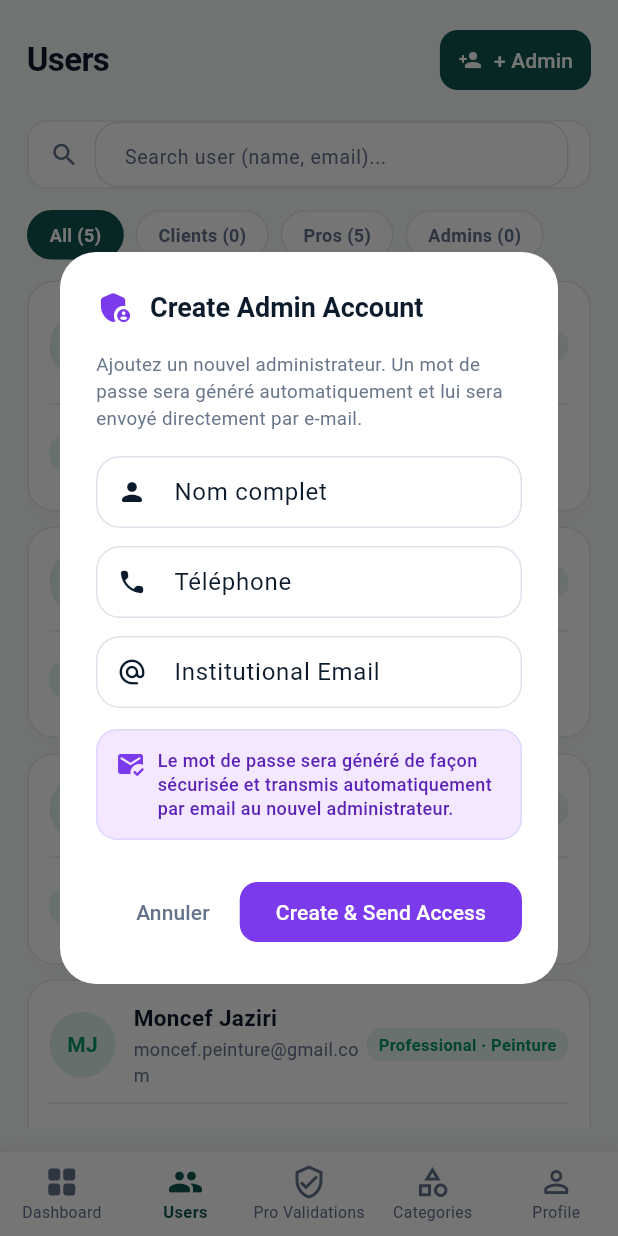
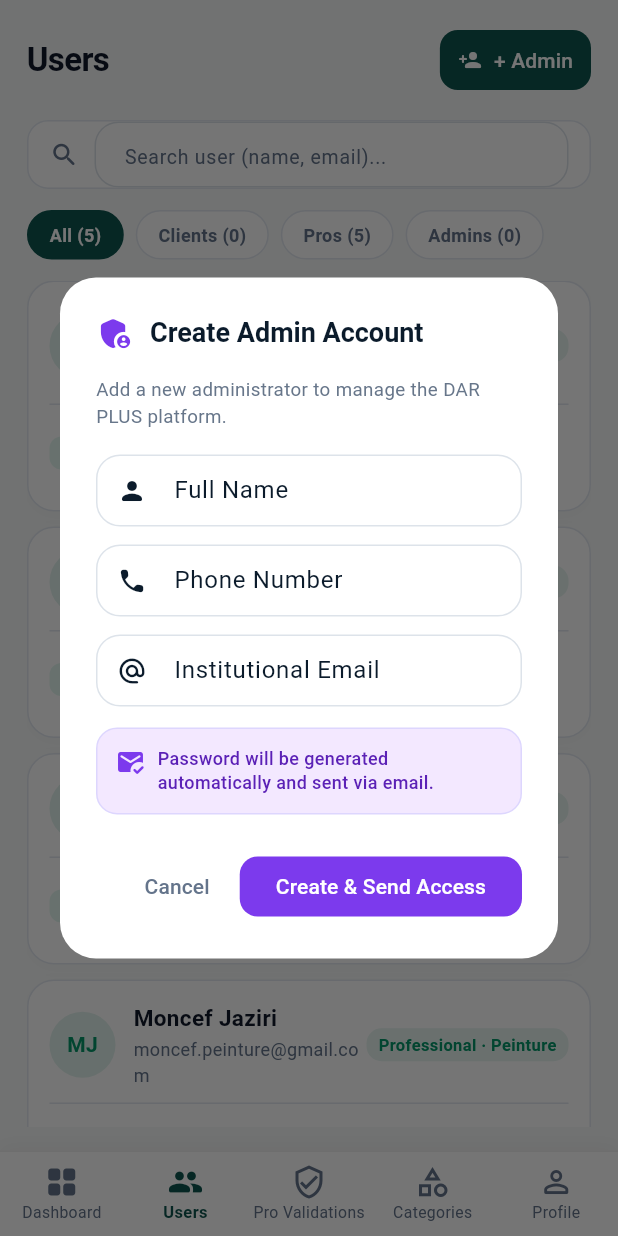
Before and after one commit to DARPLUS/Dar-Plus, a Flutter app: the AdminRequestsScreen screen opened by its route, item 2 of the bottom bar chosen, after a tap on "+ Admin", on a phone screen of 412 x 824 dp. Run offline on Flutter 3.47's test engine with Material 3 defaults, Android fonts, the phone set to English and light mode, and no system bars; our stand-ins replace cloud_firestore, easy_localization, firebase_auth, firebase_core, firebase_storage, image_picker and 2 more; accounts and stored records are empty; Roboto replaces fonts that are missing (Georgia).

Commit message:
fix: dialog creation admin - i18n complet + dark mode background + textes hardcodes supprimes

```diff
--- a/lib/screens/admin_requests_screen.dart
+++ b/lib/screens/admin_requests_screen.dart
@@ -490,7 +490,7 @@ class _AdminRequestsScreenState extends State<AdminRequestsScreen> {
                           title: Text('Confirmer la suppression'),
                           content: Text('Voulez-vous vraiment supprimer "${cat['name']}" ?'),
                           actions: [
-                            TextButton(onPressed: () => Navigator.pop(cctx, false), child: Text('Annuler')),
+                            TextButton(onPressed: () => Navigator.pop(cctx, false), child: Text('cancel'.tr())),
                             TextButton(
                               onPressed: () => Navigator.pop(cctx, true),
                               child: Text('Supprimer', style: TextStyle(color: Colors.red)),
@@ -763,7 +763,7 @@ class _AdminRequestsScreenState extends State<AdminRequestsScreen> {
           actions: [
             TextButton(
               onPressed: isSaving ? null : () => Navigator.pop(ctx),
-              child: Text('Annuler', style: TextStyle(color: Color(0xFF64748B))),
+              child: Text('cancel'.tr(), style: const TextStyle(color: Color(0xFF64748B))),
             ),
             ElevatedButton(
               onPressed: isSaving
@@ -821,18 +821,20 @@ class _AdminRequestsScreenState extends State<AdminRequestsScreen> {
       context: context,
       builder: (ctx) => StatefulBuilder(
         builder: (context, setDialogState) {
+          final dlgDark = Theme.of(context).brightness == Brightness.dark;
           return AlertDialog(
+            backgroundColor: dlgDark ? const Color(0xFF1E293B) : Colors.white,
             shape: RoundedRectangleBorder(borderRadius: BorderRadius.circular(24)),
             title: Row(
               children: [
-                Icon(Icons.manage_accounts_rounded, color: Color(0xFF0D544E), size: 26),
-                SizedBox(width: 10),
+                const Icon(Icons.manage_accounts_rounded, color: Color(0xFF0D544E), size: 26),
+                const SizedBox(width: 10),
                 Text(
                   'admin_edit_my_profile'.tr(),
                   style: TextStyle(
                     fontSize: 18,
                     fontWeight: FontWeight.bold,
-                    color: AppTheme.titleColor,
+                    color: dlgDark ? Colors.white : AppTheme.titleColor,
                   ),
                 ),
               ],
@@ -844,14 +846,14 @@ class _AdminRequestsScreenState extends State<AdminRequestsScreen> {
                   mainAxisSize: MainAxisSize.min,
                   children: [
                     Text(
-                      'Modifiez vos informations administratives.',
+                      'admin_edit_info_desc'.tr(),
                       style: TextStyle(fontSize: 12.5, color: Color(0xFF64748B)),
                     ),
                     const SizedBox(height: 16),
                     TextFormField(
                       controller: nameCtrl,
                       decoration: InputDecoration(
-                        labelText: 'Nom complet',
+                        labelText: 'admin_full_name'.tr(),
                         prefixIcon: const Icon(Icons.person_rounded, size: 20),
                         border: OutlineInputBorder(borderRadius: BorderRadius.circular(14)),
                       ),
@@ -862,22 +864,22 @@ class _AdminRequestsScreenState extends State<AdminRequestsScreen> {
                       controller: emailCtrl,
                       keyboardType: TextInputType.emailAddress,
                       decoration: InputDecoration(
-                        labelText: 'Adresse e-mail',
+                        labelText: 'admin_email_address'.tr(),
                         prefixIcon: const Icon(Icons.alternate_email_rounded, size: 20),
                         border: OutlineInputBorder(borderRadius: BorderRadius.circular(14)),
                       ),
-                      validator: (v) => v == null || !v.contains('@') ? 'Email invalide' : null,
+                      validator: (v) => v == null || !v.contains('@') ? 'admin_invalid_email'.tr() : null,
                     ),
                     const SizedBox(height: 12),
                     TextFormField(
                       controller: phoneCtrl,
                       keyboardType: TextInputType.phone,
                       decoration: InputDecoration(
-                        labelText: 'Numéro de téléphone',
+                        labelText: 'admin_phone_number'.tr(),
                         prefixIcon: const Icon(Icons.phone_iphone_rounded, size: 20),
                         border: OutlineInputBorder(borderRadius: BorderRadius.circular(14)),
                       ),
-                      validator: (v) => v == null || v.trim().isEmpty ? 'Téléphone requis' : null,
+                      validator: (v) => v == null || v.trim().isEmpty ? 'admin_phone_required'.tr() : null,
                     ),
                   ],
                 ),
@@ -886,7 +888,7 @@ class _AdminRequestsScreenState extends State<AdminRequestsScreen> {
             actions: [
               TextButton(
                 onPressed: () => Navigator.pop(ctx),
-                child: Text('Annuler', style: TextStyle(color: Color(0xFF64748B))),
+                child: Text('cancel'.tr(), style: const TextStyle(color: Color(0xFF64748B))),
               ),
               ElevatedButton(
                 onPressed: isSaving
@@ -954,7 +956,7 @@ class _AdminRequestsScreenState extends State<AdminRequestsScreen> {
         actions: [
           TextButton(
             onPressed: () => Navigator.pop(c),
-            child: Text('Annuler', style: TextStyle(color: Color(0xFF64748B))),
+            child: Text('cancel'.tr(), style: const TextStyle(color: Color(0xFF64748B))),
           ),
           ElevatedButton(
             onPressed: () async {
@@ -1098,7 +1100,7 @@ class _AdminRequestsScreenState extends State<AdminRequestsScreen> {
     if (!isSuperAdmin) {
       ScaffoldMessenger.of(context).showSnackBar(
         SnackBar(
-          content: Text('Seul le Super Admin peut creer de nouveaux administrateurs.'),
+          content: Text('admin_only_super_admin_categories'.tr()),
           backgroundColor: Colors.redAccent,
         ),
       );
@@ -1114,24 +1116,26 @@ class _AdminRequestsScreenState extends State<AdminRequestsScreen> {
       builder: (ctx) {
         return StatefulBuilder(
           builder: (context, setDialogState) {
+            final dlgIsDark = Theme.of(context).brightness == Brightness.dark;
             return AlertDialog(
+              backgroundColor: dlgIsDark ? const Color(0xFF1E293B) : Colors.white,
               shape: RoundedRectangleBorder(
                 borderRadius: BorderRadius.circular(24),
               ),
               title: Row(
                 children: [
-                  Icon(
+                  const Icon(
                     Icons.admin_panel_settings_rounded,
                     color: Color(0xFF7C3AED),
                     size: 26,
                   ),
-                  SizedBox(width: 10),
+                  const SizedBox(width: 10),
                   Text(
                     'admin_create_account_title'.tr(),
                     style: TextStyle(
                       fontSize: 18,
                       fontWeight: FontWeight.bold,
-                      color: AppTheme.titleColor,
+                      color: dlgIsDark ? Colors.white : AppTheme.titleColor,
                     ),
                   ),
                 ],
@@ -1143,17 +1147,18 @@ class _AdminRequestsScreenState extends State<AdminRequestsScreen> {
                     mainAxisSize: MainAxisSize.min,
                     children: [
                       Text(
-                        'Ajoutez un nouvel administrateur. Un mot de passe sera généré automatiquement et lui sera envoyé directement par e-mail.',
+                        'admin_create_account_desc'.tr(),
                         style: TextStyle(
                           fontSize: 12.5,
-                          color: AppTheme.subtitleColor,
+                          color: dlgIsDark ? const Color(0xFF94A3B8) : AppTheme.subtitleColor,
                         ),
                       ),
                       const SizedBox(height: 16),
                       TextFormField(
                         controller: nameController,
+                        style: TextStyle(color: dlgIsDark ? Colors.white : AppTheme.titleColor),
                         decoration: InputDecoration(
-                          labelText: 'Nom complet',
+                          labelText: 'admin_full_name'.tr(),
                           prefixIcon: const Icon(Icons.person_rounded, size: 20),
                           border: OutlineInputBorder(
                             borderRadius: BorderRadius.circular(14),
@@ -1170,8 +1175,9 @@ class _AdminRequestsScreenState extends State<AdminRequestsScreen> {
                       TextFormField(
                         controller: phoneController,
                         keyboardType: TextInputType.phone,
+                        style: TextStyle(color: dlgIsDark ? Colors.white : AppTheme.titleColor),
                         decoration: InputDecoration(
-                          labelText: 'Téléphone',
+                          labelText: 'admin_phone_number'.tr(),
                           prefixIcon: const Icon(Icons.phone_rounded, size: 20),
                           border: OutlineInputBorder(
                             borderRadius: BorderRadius.circular(14),
@@ -1182,13 +1188,14 @@ class _AdminRequestsScreenState extends State<AdminRequestsScreen> {
                           ),
                         ),
                         validator: (v) => v == null || v.trim().isEmpty
-                            ? 'Téléphone requis'
+                            ? 'admin_phone_required'.tr()
                             : null,
                       ),
                       const SizedBox(height: 12),
                       TextFormField(
                         controller: emailController,
                         keyboardType: TextInputType.emailAddress,
+                        style: TextStyle(color: dlgIsDark ? Colors.white : AppTheme.titleColor),
                         decoration: InputDecoration(
                           labelText: 'admin_institutional_email'.tr(),
                           prefixIcon:
@@ -1202,27 +1209,33 @@ class _AdminRequestsScreenState extends State<AdminRequestsScreen> {
                           ),
                         ),
                         validator: (v) =>
-                            v == null || !v.contains('@') ? 'Email invalide' : null,
+                            v == null || !v.contains('@') ? 'admin_invalid_email'.tr() : null,
                       ),
                       const SizedBox(height: 14),
                       Container(
                         padding: const EdgeInsets.all(12),
                         decoration: BoxDecoration(
-                          color: const Color(0xFFF3E8FF),
+                          color: dlgIsDark
+                              ? const Color(0xFF4C1D95).withValues(alpha: 0.3)
+                              : const Color(0xFFF3E8FF),
                           borderRadius: BorderRadius.circular(14),
-                          border: Border.all(color: const Color(0xFFDDD6FE)),
+                          border: Border.all(
+                            color: dlgIsDark
+                                ? const Color(0xFF7C3AED).withValues(alpha: 0.4)
+                                : const Color(0xFFDDD6FE),
+                          ),
                         ),
-                        child: const Row(
+                        child: Row(
                           crossAxisAlignment: CrossAxisAlignment.start,
                           children: [
-                            Icon(Icons.mark_email_read_rounded, color: Color(0xFF7C3AED), size: 20),
-                            SizedBox(width: 8),
+                            const Icon(Icons.mark_email_read_rounded, color: Color(0xFF7C3AED), size: 20),
+                            const SizedBox(width: 8),
                             Expanded(
                               child: Text(
-                                'Le mot de passe sera généré de façon sécurisée et transmis automatiquement par email au nouvel administrateur.',
+                                'admin_password_auto_generated'.tr(),
                                 style: TextStyle(
                                   fontSize: 12,
-                                  color: Color(0xFF5B21B6),
+                                  color: dlgIsDark ? const Color(0xFFC4B5FD) : const Color(0xFF5B21B6),
                                   height: 1.35,
                                   fontWeight: FontWeight.w500,
                                 ),
@@ -1238,8 +1251,8 @@ class _AdminRequestsScreenState extends State<AdminRequestsScreen> {
               actions: [
                 TextButton(
                   onPressed: () => Navigator.pop(ctx),
-                  child: Text('Annuler',
-                      style: TextStyle(color: Color(0xFF64748B))),
+                  child: Text('cancel'.tr(),
+                      style: TextStyle(color: dlgIsDark ? const Color(0xFF94A3B8) : const Color(0xFF64748B))),
                 ),
                 ElevatedButton(
                   onPressed: isSubmitting
@@ -1446,7 +1459,7 @@ class _AdminRequestsScreenState extends State<AdminRequestsScreen> {
           actions: [
             TextButton(
               onPressed: isApproving ? null : () => Navigator.pop(ctx),
-              child: Text('Annuler', style: TextStyle(color: Color(0xFF64748B))),
+              child: Text('cancel'.tr(), style: const TextStyle(color: Color(0xFF64748B))),
             ),
             ElevatedButton(
               onPressed: isApproving
```
